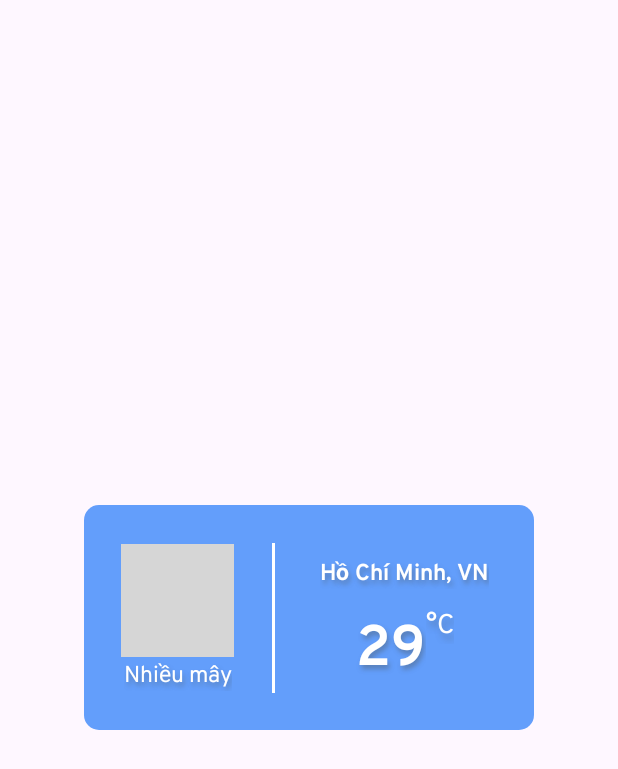
After one commit to hoductri-hcmutk19/Weather-App-MVP, an Android app: the layout widget_weather.xml on its own in the app's theme, with its tools: preview values and no code run, on a phone screen of 412 x 824 dp. The commit adds this screen. Shown: the top 769 px of the screen. Run offline under Robolectric (Android 15) with nearby library versions, the phone set to English and light mode, and no system bars; grey boxes are pictures that could not be loaded.

Commit message:
add Widget

```diff
--- a/app/src/main/java/com/example/weather/screen/home/WeatherFragment.kt
+++ b/app/src/main/java/com/example/weather/screen/home/WeatherFragment.kt
@@ -182,7 +182,7 @@ class WeatherFragment private constructor() :
             viewBinding.layoutWeatherBasic.tvDateTime.text =
                 "Today, " + weatherCurrent.dateTime?.unixTimestampToDateTimeString()
             viewBinding.layoutWeatherBasic.tvTemperature.text = weatherCurrent.temperature?.kelvinToCelsius().toString()
-            viewBinding.layoutWeatherBasic.tvDescription.text = weather.city
+            viewBinding.layoutWeatherBasic.tvDescription.text = weatherCurrent.weatherDescription
             viewBinding.layoutWeatherBasic.layoutBasicDetail.tvWindValue.text =
                 weatherCurrent.windSpeed?.mpsToKmph().toString() + " km/h"
             viewBinding.layoutWeatherBasic.layoutBasicDetail.tvHumidityValue.text =
--- /dev/null
+++ b/app/src/main/res/drawable/widget_rectangle.xml
@@ -0,0 +1,6 @@
+<?xml version="1.0" encoding="utf-8"?>
+<shape xmlns:android="http://schemas.android.com/apk/res/android"
+    android:shape="rectangle" android:padding="10dp">
+    <solid android:color="@color/widgetBackground"/>
+    <corners android:radius="10dp"/>
+</shape>
--- a/app/src/main/res/layout/fragment_weather.xml
+++ b/app/src/main/res/layout/fragment_weather.xml
@@ -33,7 +33,8 @@
         android:layout_marginStart="@dimen/dp_25"
         android:layout_marginEnd="@dimen/dp_25"
         app:layout_constraintTop_toBottomOf="@id/ic_weather"
-        app:layout_constraintStart_toStartOf="parent"/>
+        app:layout_constraintStart_toStartOf="parent"
+        app:layout_constraintBottom_toTopOf="@id/btn_nav_map"/>
 
     <ProgressBar
         android:id="@+id/progressBar"
@@ -77,9 +78,11 @@
         android:elevation="@dimen/dp_15"
         android:stateListAnimator="@null"
         android:layout_marginTop="@dimen/dp_50"
+        android:layout_marginBottom="@dimen/dp_35"
         app:layout_constraintStart_toStartOf="parent"
         app:layout_constraintEnd_toEndOf="parent"
         app:layout_constraintTop_toBottomOf="@id/layout_weather_basic"
+        app:layout_constraintBottom_toBottomOf="parent"
         android:clickable="true"
         android:focusable="true"
         android:foreground="?android:attr/selectableItemBackgroundBorderless"
--- /dev/null
+++ b/app/src/main/res/layout/widget_weather.xml
@@ -0,0 +1,115 @@
+<?xml version="1.0" encoding="utf-8"?>
+<LinearLayout xmlns:android="http://schemas.android.com/apk/res/android"
+    android:id="@+id/widget_weather"
+    android:layout_width="match_parent"
+    android:layout_height="match_parent"
+    android:background="@color/transparent"
+    android:gravity="center"
+    android:orientation="vertical">
+
+    <LinearLayout
+        android:layout_width="@dimen/dp_300"
+        android:layout_height="@dimen/dp_150"
+        android:background="@drawable/widget_rectangle"
+        android:orientation="horizontal">
+
+        <LinearLayout
+            android:layout_width="@dimen/dp_125"
+            android:layout_height="@dimen/dp_150"
+            android:orientation="vertical"
+            android:gravity="center_vertical">
+
+            <ImageView
+                android:id="@+id/widget_img"
+                android:layout_width="@dimen/dp_75"
+                android:layout_height="@dimen/dp_75"
+                android:layout_gravity="center_horizontal"
+                android:paddingBottom="@dimen/dp_10"
+                android:src="@drawable/ic_clouds_day" />
+
+            <TextView
+                android:id="@+id/tv_description_widget"
+                android:layout_width="wrap_content"
+                android:layout_height="wrap_content"
+                android:textColor="@color/white"
+                android:textSize="@dimen/sp_15"
+                android:fontFamily="@font/overpass"
+                android:shadowColor="@color/textShadow"
+                android:shadowDx="2"
+                android:shadowDy="4"
+                android:shadowRadius="4"
+                android:layout_gravity="center_horizontal"
+                android:text="@string/cloudy"/>
+
+        </LinearLayout>
+
+        <LinearLayout
+            android:layout_width="@dimen/dp_2"
+            android:layout_height="@dimen/dp_100"
+            android:orientation="vertical"
+            android:gravity="center"
+            android:layout_marginTop="@dimen/dp_25"
+            android:background="@color/white">
+        </LinearLayout>
+
+        <LinearLayout
+            android:layout_width="@dimen/dp_173"
+            android:layout_height="@dimen/dp_150"
+            android:orientation="vertical"
+            android:gravity="center_vertical">
+
+            <TextView
+                android:id="@+id/tv_location_widget"
+                android:layout_width="wrap_content"
+                android:layout_height="wrap_content"
+                android:textColor="@color/white"
+                android:textSize="@dimen/sp_15"
+                android:fontFamily="@font/overpass_bold"
+                android:shadowColor="@color/textShadow"
+                android:shadowDx="2"
+                android:shadowDy="4"
+                android:shadowRadius="4"
+                android:layout_marginBottom="@dimen/dp_10"
+                android:layout_gravity="center_horizontal"
+                android:text="@string/ho_chi_minh_vn"/>
+
+            <LinearLayout
+                android:layout_width="match_parent"
+                android:layout_height="@dimen/dp_50"
+                android:orientation="horizontal"
+                android:gravity="center">
+
+                <TextView
+                    android:id="@+id/tv_temperature_widget"
+                    android:layout_width="wrap_content"
+                    android:layout_height="wrap_content"
+                    android:textColor="@color/white"
+                    android:textSize="@dimen/sp_38"
+                    android:fontFamily="@font/overpass_bold"
+                    android:shadowColor="@color/textShadow"
+                    android:shadowDx="2"
+                    android:shadowDy="4"
+                    android:shadowRadius="4"
+                    android:layout_gravity="center_horizontal"
+                    android:text="@string/_29"/>
+
+                <TextView
+                    android:layout_width="wrap_content"
+                    android:layout_height="wrap_content"
+                    android:text="@string/degree_celsius_symbol"
+                    android:textColor="@color/white"
+                    android:textSize="@dimen/sp_18"
+                    android:fontFamily="@font/overpass"
+                    android:shadowColor="@color/textShadow"
+                    android:shadowDx="3"
+                    android:shadowDy="6"
+                    android:shadowRadius="6"
+                    android:layout_gravity="center_horizontal"/>
+
+            </LinearLayout>
+
+        </LinearLayout>
+
+    </LinearLayout>
+
+</LinearLayout>
--- a/app/src/main/res/values/colors.xml
+++ b/app/src/main/res/values/colors.xml
@@ -12,6 +12,7 @@
     <color name="textShadow">#6A4B545A</color>
     <color name="cardStroke">#D9D9D9</color>
     <color name="splashNavigationBar">#4A91FF</color>
+    <color name="widgetBackground">#FA609DFB</color>
     <color name="cardMapBackground">#8C73EF</color>
     <color name="buttonDeleteBackground">#FF0000</color>
     <color name="cardBackgroundOpacity">#33FFFFFF</color>
--- a/app/src/main/res/values/dimens.xml
+++ b/app/src/main/res/values/dimens.xml
@@ -1,9 +1,13 @@
 <?xml version="1.0" encoding="utf-8"?>
 <resources>
     <dimen name="dp_350">350dp</dimen>
+    <dimen name="dp_300">300dp</dimen>
     <dimen name="dp_260">260dp</dimen>
     <dimen name="dp_200">200dp</dimen>
     <dimen name="dp_175">175dp</dimen>
+    <dimen name="dp_173">173dp</dimen>
+    <dimen name="dp_150">150dp</dimen>
+    <dimen name="dp_125">125dp</dimen>
     <dimen name="dp_100">100dp</dimen>
     <dimen name="dp_80">80dp</dimen>
     <dimen name="dp_75">75dp</dimen>
--- a/app/src/main/res/values/strings.xml
+++ b/app/src/main/res/values/strings.xml
@@ -33,7 +33,7 @@
     <string name="cloudy">Nhiều mây</string>
     <string name="ho_chi_minh_vn">Hồ Chí Minh, VN</string>
     <string name="location_not_exist">Vị trí bạn tìm kiếm không tồn tại. Vui lòng nhập vị trí khác!</string>
-    <string name="list_of_your_favorite_places">Danh sách các địa điểm yêu thích</string>
+    <string name="list_of_your_favorite_places">Các địa điểm yêu thích</string>
     <string name="utc_07_00">UTC+07:00</string>
     <string name="delete">Xóa</string>
 </resources>
```
Also changed, not shown: app/src/main/AndroidManifest.xml (+14 -0 lines), app/src/main/java/com/example/weather/screen/widget/WeatherWidgetProvider.kt (added, +64 -0 lines), app/src/main/res/layout/fragment_detail.xml (+6 -3 lines), app/src/main/res/xml/widget_weather_provider.xml (added, +11 -0 lines), app/src/main/res/drawable/ic_widget.png (added), 1 other file.
